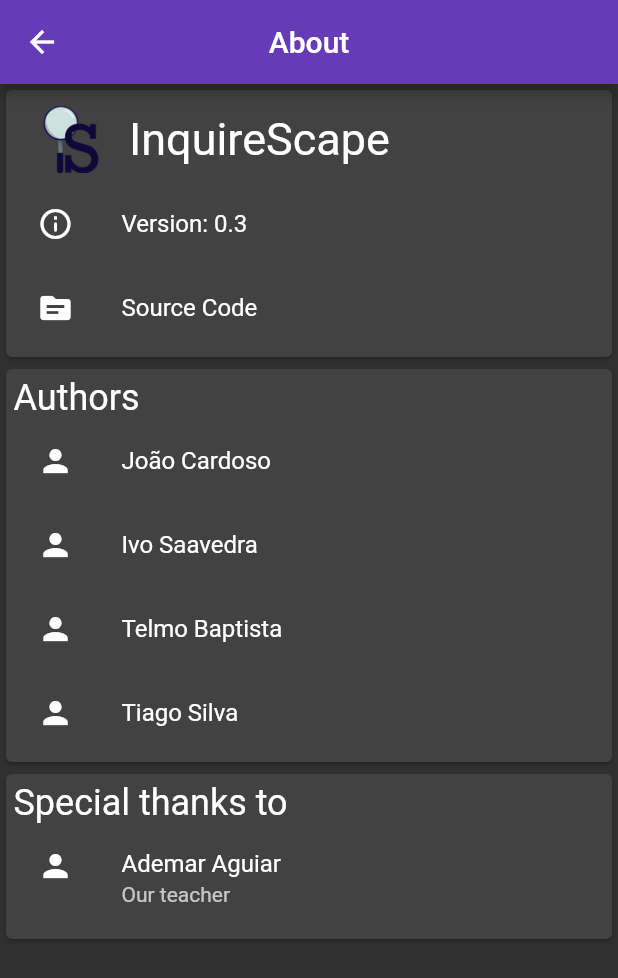
After one commit to FEUP-ESOF-2020-21/open-cx-t1g4-gof, a Flutter app: the AboutPage screen opened by its route, after a tap on "Source Code", on a phone screen of 412 x 824 dp. The commit adds this screen. Shown: the top 978 px of the screen. Run offline on Flutter 3.47's test engine with Material 2 defaults, Android fonts, the phone set to English and light mode, and no system bars; our stand-ins replace cloud_firestore, date_field, firebase_auth, firebase_core, flutter_rating_bar, timeago; accounts and stored records are empty.

Commit message:
Added new official flutter dependency url_launcher Tweaked SlideAnimationRoute.dart Added AboutPage.dart Added placeholder SettingsPage.dart and ProfilePage.dart

```diff
--- a/lib/main.dart
+++ b/lib/main.dart
@@ -1,5 +1,6 @@
 import 'package:flutter/material.dart';
 import 'package:inquirescape/firebase/FirebaseController.dart';
+import 'package:inquirescape/pages/AboutPage.dart';
 import 'package:inquirescape/pages/AddConferencePage.dart';
 import 'package:inquirescape/pages/ConferenceFullPage.dart';
 import 'package:inquirescape/pages/InvitationsPage.dart';
@@ -7,12 +8,14 @@ import 'package:inquirescape/pages/MyConferencesPage.dart';
 import 'package:inquirescape/pages/PostQuestionPage.dart';
 import 'package:inquirescape/pages/ProfilePage.dart';
 import 'package:inquirescape/pages/QuestionListPage.dart';
+import 'package:inquirescape/pages/SettingsPage.dart';
+import 'package:inquirescape/routes/FadeAnimationRoute.dart';
 import 'package:inquirescape/routes/SlideAnimationRoute.dart';
 import 'package:inquirescape/themes/MyTheme.dart';
 
 import 'package:inquirescape/routes.dart';
 
-import 'package:inquirescape/pages/InquireScapeHome.dart';
+import 'package:inquirescape/pages/HomePage.dart';
 
 import 'package:firebase_core/firebase_core.dart';
 
@@ -53,23 +56,27 @@ class _MyAppState extends State<MyApp> {
   static Route<dynamic> generateRoutes(RouteSettings settings) {
     switch (settings.name) {
       case routeHome:
-        return SlideAnimationRoute(builder: (_) => InquireScapeHome(key: Key("HomePage")));
+        return FadeAnimationRoute(builder: (_) => HomePage(key: Key("HomePage")));
       case routeCurrentConference:
-        return SlideAnimationRoute(builder: (_) => ConferenceFullPage());
+        return FadeAnimationRoute(builder: (_) => ConferenceFullPage());
       case routeConferenceQuestions:
-        return SlideAnimationRoute(builder: (_) => QuestionListPage());
+        return FadeAnimationRoute(builder: (_) => QuestionListPage());
       case routeAddConference:
-        return SlideAnimationRoute(builder: (_) => AddConferencePage());
+        return FadeAnimationRoute(builder: (_) => AddConferencePage());
       case routeConferences:
-        return SlideAnimationRoute(builder: (_) => MyConferencesPage());
+        return FadeAnimationRoute(builder: (_) => MyConferencesPage());
       case routeInvites:
-        return SlideAnimationRoute(builder: (_) => InvitationsPage());
+        return FadeAnimationRoute(builder: (_) => InvitationsPage());
       case routePostQuestion:
-        return SlideAnimationRoute(builder: (_) => PostQuestionPage());
+        return FadeAnimationRoute(builder: (_) => PostQuestionPage());
       case routeProfile:
         return SlideAnimationRoute(builder: (_) => ProfilePage());
+      case routeSettings:
+        return SlideAnimationRoute(builder: (_) => SettingsPage());
+      case routeAbout:
+        return SlideAnimationRoute(builder: (_) => AboutPage());
       default:
-        return SlideAnimationRoute(
+        return FadeAnimationRoute(
             builder: (_) => Scaffold(
                   body: Center(child: Text('No route defined for ${settings.name}')),
                 ));
--- /dev/null
+++ b/lib/pages/AboutPage.dart
@@ -0,0 +1,116 @@
+import 'package:flutter/material.dart';
+import 'package:url_launcher/url_launcher.dart';
+
+class AboutPage extends StatelessWidget {
+  @override
+  Widget build(BuildContext context) {
+    return Scaffold(
+      appBar: AppBar(
+        title: Text("About"),
+        centerTitle: true,
+      ),
+      body: SafeArea(
+        child: _body(context),
+      ),
+    );
+  }
+
+  Widget _body(BuildContext context) {
+    return ListView(
+      children: [
+        Card(
+          child: Padding(
+            padding: EdgeInsets.all(5),
+            child: Column(
+              mainAxisSize: MainAxisSize.min,
+              children: [
+                ListTile(
+                  leading: ConstrainedBox(
+                    constraints: BoxConstraints(maxHeight: 45, maxWidth: 45),
+                    child: Image(image: AssetImage('assets/InquireScapeLogo.png')),
+                  ),
+                  title: Text("InquireScape", style: TextStyle(fontSize: 30)),
+                ),
+                ListTile(
+                  leading: Icon(Icons.info_outline_rounded),
+                  title: Text("Version: 0.3"),
+                ),
+                ListTile(
+                  leading: Icon(Icons.source),
+                  title: Text("Source Code"),
+                  onTap: () => launchLink("https://github.com/FEUP-ESOF-2020-21/open-cx-t1g4-gof"),
+                ),
+              ],
+            ),
+          ),
+        ),
+        Card(
+          child: Padding(
+            padding: EdgeInsets.all(5),
+            child: Column(
+              mainAxisSize: MainAxisSize.min,
+              crossAxisAlignment: CrossAxisAlignment.start,
+              children: [
+                Text(
+                  "Authors",
+                  style: TextStyle(fontSize: 24),
+                ),
+                ListTile(
+                  leading: Icon(Icons.person),
+                  title: Text("João Cardoso"),
+                  onTap: () => launchLink("https://github.com/joaoalc"),
+                ),
+                ListTile(
+                  leading: Icon(Icons.person),
+                  title: Text("Ivo Saavedra"),
+                  onTap: () => launchLink("https://github.com/ivSaav"),
+                ),
+                ListTile(
+                  leading: Icon(Icons.person),
+                  title: Text("Telmo Baptista"),
+                  onTap: () => launchLink("https://github.com/Telmooo"),
+                ),
+                ListTile(
+                  leading: Icon(Icons.person),
+                  title: Text("Tiago Silva"),
+                  onTap: () => launchLink("https://github.com/tiagodusilva"),
+                ),
+              ],
+            ),
+          ),
+        ),
+        Card(
+          child: Padding(
+            padding: EdgeInsets.all(5),
+            child: Column(
+              mainAxisSize: MainAxisSize.min,
+              crossAxisAlignment: CrossAxisAlignment.start,
+              children: [
+                Text(
+                  "Special thanks to",
+                  style: TextStyle(fontSize: 24),
+                ),
+                ListTile(
+                  leading: Icon(Icons.person),
+                  title: Text("Ademar Aguiar"),
+                  subtitle: Text(
+                    "Our teacher",
+                  ),
+                  onTap: () => launchLink("https://github.com/aaguiar"),
+                ),
+              ],
+            ),
+          ),
+        ),
+      ],
+    );
+  }
+
+  void launchLink(String url) async {
+    if (await canLaunch(url)) {
+      await launch(url);
+    } else {
+      throw 'Could not launch $url';
+    }
+  }
+}
--- a/lib/pages/InquireScapeHome.dart
+++ b/lib/pages/HomePage.dart
@@ -12,14 +12,14 @@ import 'package:inquirescape/widgets/SuchEmpty.dart';
 import 'package:inquirescape/routes.dart';
 import 'package:inquirescape/pages/LoginPage.dart';
 
-class InquireScapeHome extends StatefulWidget {
-  InquireScapeHome({Key key}) : super(key: key);
+class HomePage extends StatefulWidget {
+  HomePage({Key key}) : super(key: key);
 
   @override
-  _InquireScapeHomeState createState() => _InquireScapeHomeState();
+  _HomePageState createState() => _HomePageState();
 }
 
-class _InquireScapeHomeState extends State<InquireScapeHome> implements FirebaseListener {
+class _HomePageState extends State<HomePage> implements FirebaseListener {
   @override
   void initState() {
     super.initState();
--- /dev/null
+++ b/lib/pages/SettingsPage.dart
@@ -0,0 +1,20 @@
+import 'package:flutter/material.dart';
+
+class SettingsPage extends StatelessWidget {
+  @override
+  Widget build(BuildContext context) {
+    return Scaffold(
+      appBar: AppBar(
+        title: Text("Settings"),
+        centerTitle: true,
+      ),
+      body: SafeArea(
+        child: _body(context),
+      ),
+    );
+  }
+
+  Widget _body(BuildContext context) {
+    return Placeholder();
+  }
+}
--- a/lib/routes.dart
+++ b/lib/routes.dart
@@ -6,3 +6,5 @@ const String routeConferences = '/conference/myConferences';
 const String routeInvites = '/invites';
 const String routePostQuestion = '/conference/postQuestion';
 const String routeProfile = '/profile';
+const String routeSettings = '/settings';
+const String routeAbout = '/about';
--- /dev/null
+++ b/lib/routes/FadeAnimationRoute.dart
@@ -0,0 +1,34 @@
+import 'package:flutter/material.dart';
+
+class FadeAnimationRoute<T> extends MaterialPageRoute<T> {
+  FadeAnimationRoute({
+    @required WidgetBuilder builder,
+    RouteSettings settings,
+    bool maintainState = true,
+    bool fullscreenDialog = false,
+  }) : super(
+          builder: builder,
+          maintainState: maintainState,
+          settings: settings,
+          fullscreenDialog: fullscreenDialog,
+        );
+
+  @override
+  Duration get transitionDuration => const Duration(milliseconds: 350);
+
+  @override
+  Widget buildTransitions(
+      BuildContext context, Animation<double> animation, Animation<double> secondaryAnimation, Widget child) {
+        return FadeTransition(
+          opacity: animation,
+          child: child,
+        );
+    // return SlideTransition(
+    //   position: Tween<Offset>(
+    //     begin: const Offset(0.0, 1.0),
+    //     end: Offset.zero,
+    //   ).animate(animation),
+    //   child: child, // child is th// e value returned by pageBuilder
+    // );
+  }
+}
--- a/lib/routes/SlideAnimationRoute.dart
+++ b/lib/routes/SlideAnimationRoute.dart
@@ -1,8 +1,18 @@
 import 'package:flutter/material.dart';
 
 class SlideAnimationRoute<T> extends MaterialPageRoute<T> {
+  final TraversalDirection direction;
+
+  static const Map beginOffset = {
+    TraversalDirection.left: const Offset(1, 0),
+    TraversalDirection.up: const Offset(0, -1),
+    TraversalDirection.right: const Offset(-1, 0),
+    TraversalDirection.down: const Offset(0, 1),
+  };
+
   SlideAnimationRoute({
     @required WidgetBuilder builder,
+    this.direction: TraversalDirection.left,
     RouteSettings settings,
     bool maintainState = true,
     bool fullscreenDialog = false,
@@ -14,21 +24,17 @@ class SlideAnimationRoute<T> extends MaterialPageRoute<T> {
   );
 
   @override
-  Duration get transitionDuration => const Duration(milliseconds: 350);
+  Duration get transitionDuration => const Duration(milliseconds: 400);
 
   @override
   Widget buildTransitions(
       BuildContext context, Animation<double> animation, Animation<double> secondaryAnimation, Widget child) {
-        return FadeTransition(
-          opacity: animation,
-          child: child,
+    return SlideTransition(
+      position: Tween<Offset>(
+        begin: beginOffset[direction],
+        end: Offset.zero,
+      ).animate(animation),
+      child: child, // child is th// e value returned by pageBuilder
     );
-    // return SlideTransition(
-    //   position: Tween<Offset>(
-    //     begin: const Offset(0.0, 1.0),
-    //     end: Offset.zero,
-    //   ).animate(animation),
-    //   child: child, // child is th// e value returned by pageBuilder
-    // );
   }
 }
--- a/lib/widgets/InquireScapeDrawer.dart
+++ b/lib/widgets/InquireScapeDrawer.dart
@@ -146,7 +146,14 @@ class _InquireScapeDrawerState extends State<InquireScapeDrawer> {
           Column(
             children: [
               _toggleTheme(),
-              _DrawerEntry(Icons.settings, "Settings", () {}),
+              _DrawerEntry(Icons.settings, "Settings", () {
+                Navigator.pop(context);
+                Navigator.pushNamed(context, routeSettings);
+              }),
+              _DrawerEntry(Icons.help_outline, "About", () {
+                Navigator.pop(context);
+                Navigator.pushNamed(context, routeAbout);
+              }),
             ],
           ),
         ],
--- a/lib/widgets/QuestionCard.dart
+++ b/lib/widgets/QuestionCard.dart
@@ -3,7 +3,7 @@ import 'package:flutter/foundation.dart';
 import 'package:flutter_rating_bar/flutter_rating_bar.dart';
 import 'package:inquirescape/model/Question.dart';
 import 'package:inquirescape/pages/EditQuestionPage.dart';
-import 'package:inquirescape/routes/SlideAnimationRoute.dart';
+import 'package:inquirescape/routes/FadeAnimationRoute.dart';
 import 'package:inquirescape/themes/MyTheme.dart';
 
 import 'package:timeago/timeago.dart' as timeago;
@@ -159,7 +159,7 @@ class _ExpandableQuestionCardState extends State<ExpandableQuestionCard> {
                     color: Colors.grey,
                   ),
                   onPressed: () => Navigator.push(
-                          context, SlideAnimationRoute(builder: (context) => EditQuestionPage(widget.question)))
+                          context, FadeAnimationRoute(builder: (context) => EditQuestionPage(widget.question)))
                       .then((_) => this.setState(() {}))),
             ],
           ),
--- a/pubspec.yaml
+++ b/pubspec.yaml
@@ -30,6 +30,7 @@ dependencies:
   cloud_firestore: "0.14.2"
   date_field: "0.1.2"
   flutter_gherkin: "^1.0.5"
+  url_launcher: "5.7.10"
 
 
   # The following adds the Cupertino Icons font to your application.
```
Lines whose indentation alone changed are shown as unchanged.
